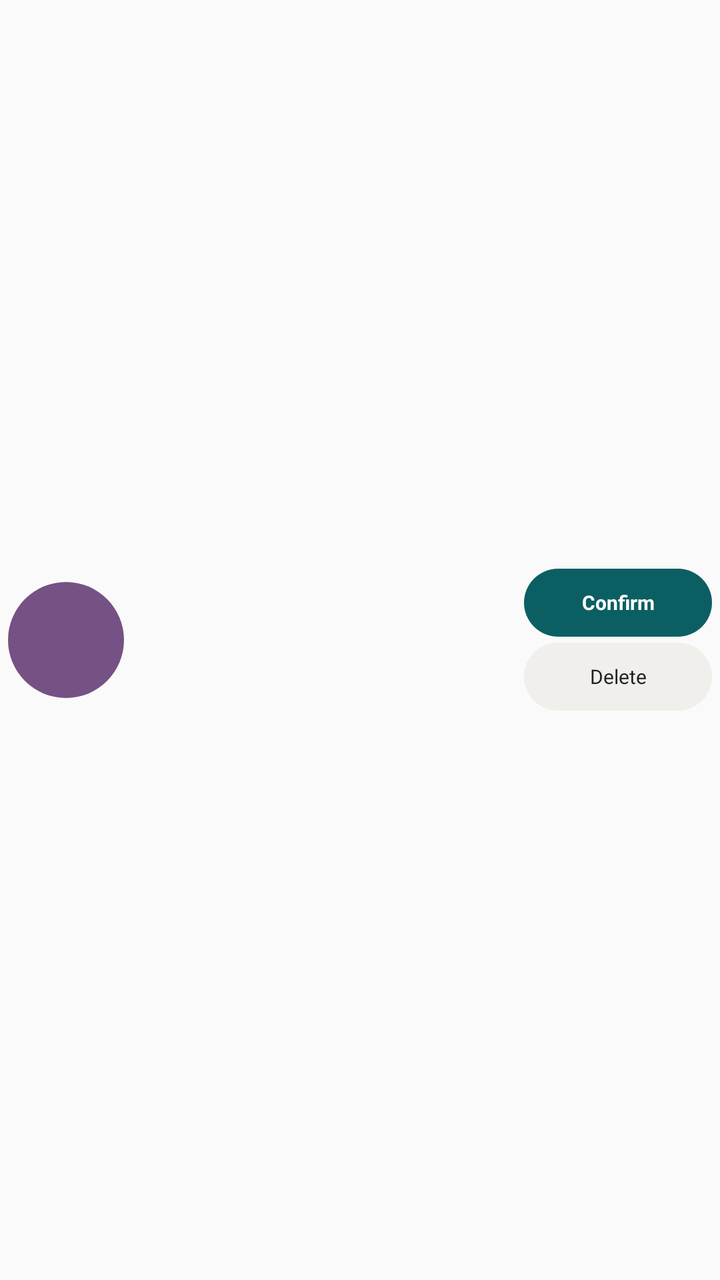
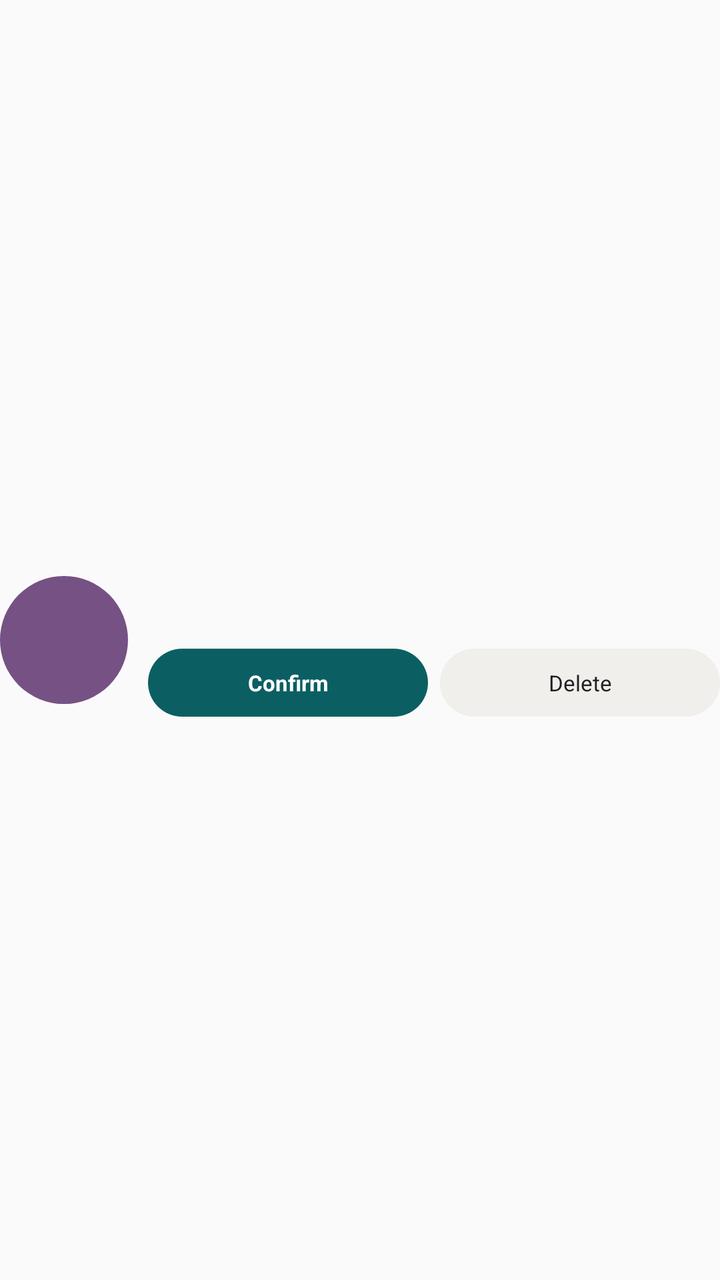

Two renders of the same Android screen: before a commit and after it. Below are the layout's source before the change and the commit's diff.
<!-- AndroidManifest.xml: application theme Theme.Kinnect -->
<!-- res/layout/item_friend.xml -->
<?xml version="1.0" encoding="utf-8"?>
<LinearLayout xmlns:android="http://schemas.android.com/apk/res/android"
    android:layout_width="match_parent"
    android:layout_height="92dp"
    android:gravity="center_vertical"
    android:orientation="horizontal"
    android:paddingHorizontal="4dp">

    <TextView
        android:id="@+id/friendAvatar"
        style="@style/Avatar"
        android:layout_width="58dp"
        android:layout_height="58dp"
        android:background="@drawable/circle_purple"
        android:textSize="17sp" />

    <LinearLayout
        android:layout_width="0dp"
        android:layout_height="match_parent"
        android:layout_marginStart="10dp"
        android:layout_weight="1"
        android:gravity="center_vertical"
        android:orientation="vertical">

        <TextView
            android:id="@+id/friendName"
            style="@style/Heading"
            android:layout_width="match_parent"
            android:layout_height="wrap_content"
            android:textSize="14sp" />

        <TextView
            android:id="@+id/friendUsername"
            style="@style/Meta"
            android:layout_width="match_parent"
            android:layout_height="wrap_content"
            android:layout_marginTop="3dp" />

    </LinearLayout>

    <LinearLayout
        android:id="@+id/friendRequestActions"
        android:layout_width="94dp"
        android:layout_height="wrap_content"
        android:orientation="vertical">

        <Button
            android:id="@+id/confirmFriendRequest"
            style="@style/TealButton"
            android:layout_width="match_parent"
            android:layout_height="34dp"
            android:text="Confirm"
            android:textSize="10sp" />

        <Button
            android:id="@+id/deleteFriendRequest"
            style="@style/LightButton"
            android:layout_width="match_parent"
            android:layout_height="34dp"
            android:layout_marginTop="3dp"
            android:text="Delete"
            android:textSize="10sp" />

    </LinearLayout>

</LinearLayout>
<!-- resources referenced by this layout -->
<resources>
  <!-- drawable circle_purple (drawable) -->
  <shape xmlns:android="http://schemas.android.com/apk/res/android" android:shape="oval"><solid android:color="@color/purple"/></shape>
  <style name="Avatar"><item name="android:layout_width">50dp</item><item name="android:layout_height">50dp</item><item name="android:background">@drawable/circle_teal</item><item name="android:gravity">center</item><item name="android:textColor">@color/white</item><item name="android:textStyle">bold</item><item name="android:textSize">17sp</item></style>
  <style name="Heading"><item name="android:fontFamily">sans</item><item name="android:textColor">@color/text_primary</item><item name="android:textSize">16sp</item><item name="android:textStyle">bold</item></style>
  <style name="LightButton"><item name="android:fontFamily">sans</item><item name="android:background">@drawable/rounded_light</item><item name="android:textColor">@color/text_primary</item><item name="android:textAllCaps">false</item><item name="android:textSize">14sp</item><item name="android:minHeight">0dp</item><item name="android:minWidth">0dp</item><item name="android:stateListAnimator">@null</item></style>
  <style name="Meta"><item name="android:fontFamily">sans</item><item name="android:textColor">@color/text_secondary</item><item name="android:textSize">11sp</item></style>
  <style name="TealButton"><item name="android:fontFamily">sans</item><item name="android:background">@drawable/rounded_teal</item><item name="android:textColor">@color/white</item><item name="android:textAllCaps">false</item><item name="android:textStyle">bold</item><item name="android:textSize">14sp</item><item name="android:minHeight">0dp</item><item name="android:minWidth">0dp</item><item name="android:stateListAnimator">@null</item></style>
  <style name="Theme.Kinnect" parent="Theme.AppCompat.Light.NoActionBar">
          <item name="android:statusBarColor">@android:color/transparent</item>
          <item name="android:navigationBarColor">@android:color/transparent</item>
          <item name="android:windowSoftInputMode">adjustResize</item>
          <item name="android:colorAccent">@color/primary</item>
          <item name="colorAccent">@color/primary</item>
      </style>
  <color name="purple">#765184</color>
  <!-- drawable circle_teal (drawable) -->
  <shape xmlns:android="http://schemas.android.com/apk/res/android" android:shape="oval"><solid android:color="@color/primary"/></shape>
  <color name="white">#FFFFFFFF</color>
  <color name="text_primary">#202124</color>
  <!-- drawable rounded_light (drawable) -->
  <shape xmlns:android="http://schemas.android.com/apk/res/android"><solid android:color="@color/input_background"/><corners android:radius="18dp"/></shape>
  <color name="text_secondary">#6F716F</color>
  <!-- drawable rounded_teal (drawable) -->
  <shape xmlns:android="http://schemas.android.com/apk/res/android"><solid android:color="@color/primary"/><corners android:radius="24dp"/><padding android:left="12dp" android:top="8dp" android:right="12dp" android:bottom="8dp"/></shape>
  <color name="primary">#0B5F63</color>
  <color name="input_background">#F0EFEB</color>
</resources>

<!-- the commit's change to res/layout/item_friend.xml (unified diff, before → after) -->
@@ -1,65 +1,113 @@
 <?xml version="1.0" encoding="utf-8"?>
 <LinearLayout xmlns:android="http://schemas.android.com/apk/res/android"
     android:layout_width="match_parent"
-    android:layout_height="92dp"
+    android:layout_height="wrap_content"
     android:gravity="center_vertical"
     android:orientation="horizontal"
-    android:paddingHorizontal="4dp">
+    android:paddingVertical="7dp">
 
     <TextView
         android:id="@+id/friendAvatar"
         style="@style/Avatar"
-        android:layout_width="58dp"
-        android:layout_height="58dp"
+        android:layout_width="64dp"
+        android:layout_height="64dp"
         android:background="@drawable/circle_purple"
-        android:textSize="17sp" />
+        android:textSize="19sp" />
 
     <LinearLayout
         android:layout_width="0dp"
-        android:layout_height="match_parent"
+        android:layout_height="wrap_content"
         android:layout_marginStart="10dp"
         android:layout_weight="1"
-        android:gravity="center_vertical"
         android:orientation="vertical">
 
-        <TextView
-            android:id="@+id/friendName"
-            style="@style/Heading"
+        <LinearLayout
             android:layout_width="match_parent"
             android:layout_height="wrap_content"
-            android:textSize="14sp" />
+            android:gravity="center_vertical">
 
-        <TextView
-            android:id="@+id/friendUsername"
-            style="@style/Meta"
+            <TextView
+                android:id="@+id/friendName"
+                style="@style/Heading"
+                android:layout_width="0dp"
+                android:layout_height="wrap_content"
+                android:layout_weight="1"
+                android:ellipsize="end"
+                android:maxLines="1"
+                android:textSize="14sp" />
+
+            <TextView
+                android:id="@+id/friendTime"
+                style="@style/Meta"
+                android:layout_width="wrap_content"
+                android:layout_height="wrap_content"
+                android:layout_marginStart="6dp" />
+
+        </LinearLayout>
+
+        <LinearLayout
             android:layout_width="match_parent"
             android:layout_height="wrap_content"
-            android:layout_marginTop="3dp" />
+            android:layout_marginTop="3dp"
+            android:gravity="center_vertical">
 
-    </LinearLayout>
+            <TextView
+                android:id="@+id/friendMutual1"
+                style="@style/Avatar"
+                android:layout_width="16dp"
+                android:layout_height="16dp"
+                android:textSize="6sp"
+                android:visibility="gone" />
 
-    <LinearLayout
-        android:id="@+id/friendRequestActions"
-        android:layout_width="94dp"
-        android:layout_height="wrap_content"
-        android:orientation="vertical">
+            <TextView
+                android:id="@+id/friendMutual2"
+                style="@style/Avatar"
+                android:layout_width="16dp"
+                android:layout_height="16dp"
+                android:layout_marginStart="-4dp"
+                android:background="@drawable/circle_purple"
+                android:textSize="6sp"
+                android:visibility="gone" />
 
-        <Button
-            android:id="@+id/confirmFriendRequest"
-            style="@style/TealButton"
+            <TextView
+                android:id="@+id/friendSubtitle"
+                style="@style/Meta"
+                android:layout_width="0dp"
+                android:layout_height="wrap_content"
+                android:layout_marginStart="4dp"
+                android:layout_weight="1"
+                android:ellipsize="end"
+                android:maxLines="1" />
+
+        </LinearLayout>
+
+        <LinearLayout
+            android:id="@+id/friendRequestActions"
             android:layout_width="match_parent"
-            android:layout_height="34dp"
-            android:text="Confirm"
-            android:textSize="10sp" />
+            android:layout_height="wrap_content"
+            android:layout_marginTop="6dp"
+            android:orientation="horizontal">
 
-        <Button
-            android:id="@+id/deleteFriendRequest"
-            style="@style/LightButton"
-            android:layout_width="match_parent"
-            android:layout_height="34dp"
-            android:layout_marginTop="3dp"
-            android:text="Delete"
-            android:textSize="10sp" />
+            <Button
+                android:id="@+id/confirmFriendRequest"
+                style="@style/TealButton"
+                android:layout_width="0dp"
+                android:layout_height="34dp"
+                android:layout_weight="1"
+                android:text="Confirm"
+                android:textSize="11sp" />
+
+            <Button
+                android:id="@+id/deleteFriendRequest"
+                style="@style/LightButton"
+                android:layout_width="0dp"
+                android:layout_height="34dp"
+                android:layout_marginStart="6dp"
+                android:layout_weight="1"
+                android:text="Delete"
+                android:textSize="11sp" />
+
+        </LinearLayout>
 
     </LinearLayout>
 
